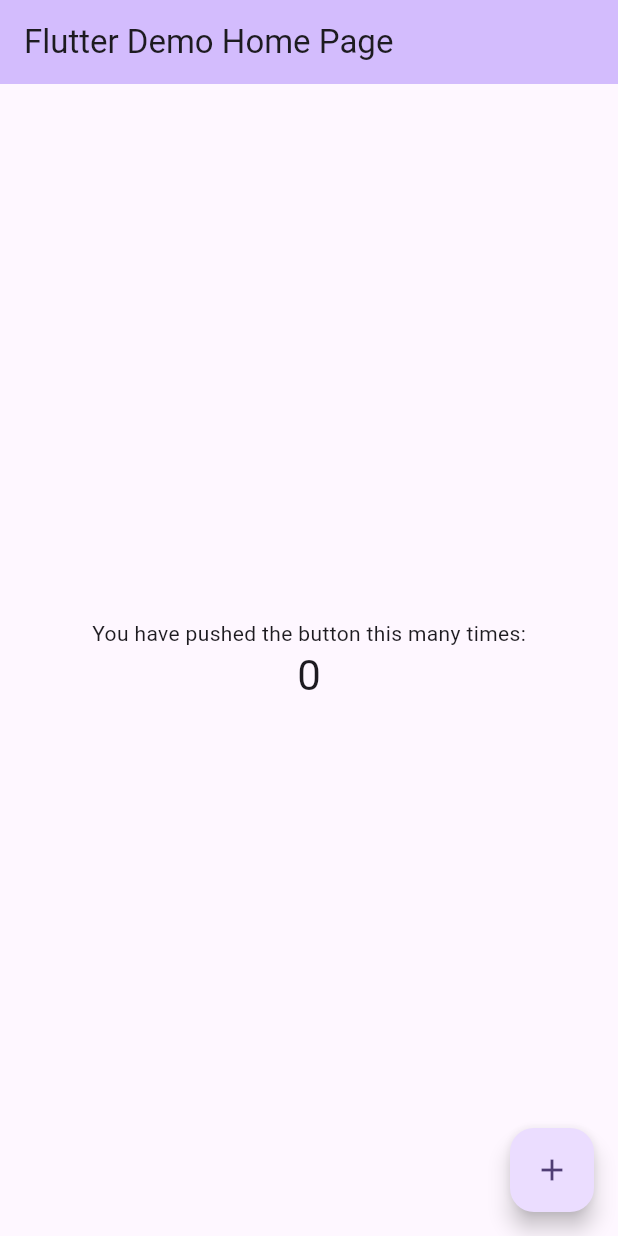
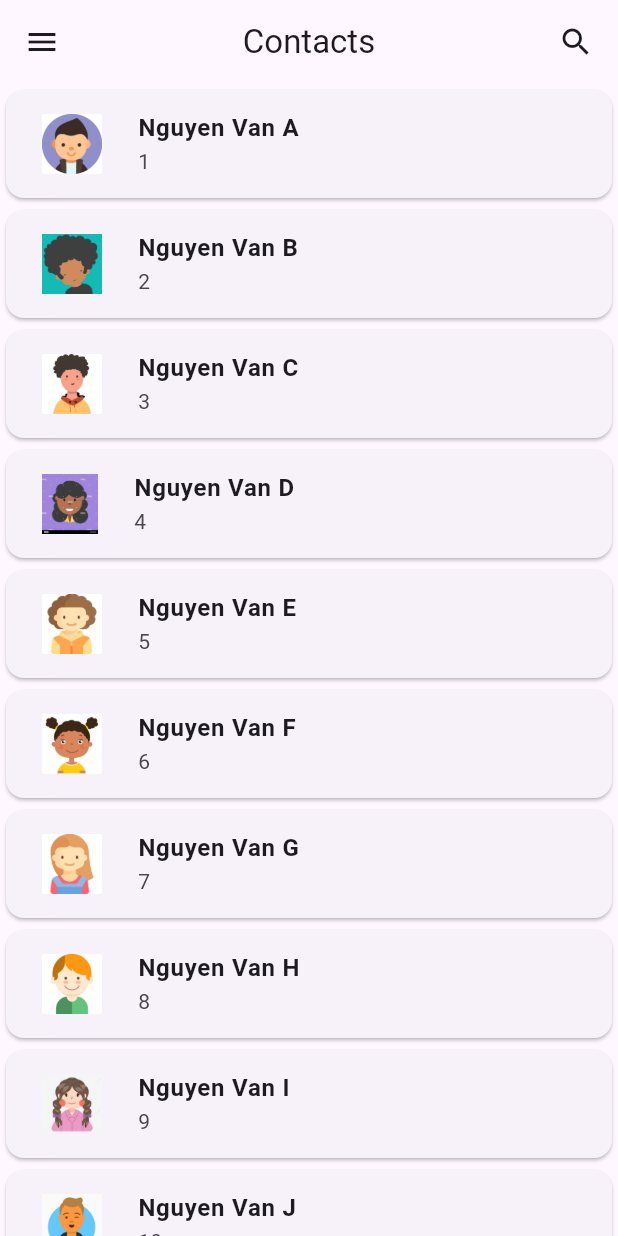
Before and after one commit to dath7/test, a Flutter app: the screen it shows after launch, on a phone screen of 412 x 824 dp. Run offline on Flutter 3.47's test engine with Material 3 defaults, Android fonts, the phone set to English and light mode, and no system bars.

Commit message:
basic func

```diff
--- a/lib/main.dart
+++ b/lib/main.dart
@@ -1,4 +1,6 @@
 import 'package:flutter/material.dart';
+import 'package:test_vais/screens/home_screen.dart';
+import 'package:test_vais/screens/login_screen.dart';
 
 void main() {
   runApp(const MyApp());
@@ -11,115 +13,12 @@ class MyApp extends StatelessWidget {
   @override
   Widget build(BuildContext context) {
     return MaterialApp(
-      title: 'Flutter Demo',
-      theme: ThemeData(
-        // This is the theme of your application.
-        //
-        // TRY THIS: Try running your application with "flutter run". You'll see
-        // the application has a purple toolbar. Then, without quitting the app,
-        // try changing the seedColor in the colorScheme below to Colors.green
-        // and then invoke "hot reload" (save your changes or press the "hot
-        // reload" button in a Flutter-supported IDE, or press "r" if you used
-        // the command line to start the app).
-        //
-        // Notice that the counter didn't reset back to zero; the application
-        // state is not lost during the reload. To reset the state, use hot
-        // restart instead.
-        //
-        // This works for code too, not just values: Most code changes can be
-        // tested with just a hot reload.
-        colorScheme: ColorScheme.fromSeed(seedColor: Colors.deepPurple),
-        useMaterial3: true,
-      ),
-      home: const MyHomePage(title: 'Flutter Demo Home Page'),
+      routes: {
+        "/home": (BuildContext context) => const LoginScreen(),
+        "/": (BuildContext context) => HomeScreen(),
+      },
+      theme: ThemeData.light(),
+      darkTheme: ThemeData.dark(),
     );
   }
 }
-
-class MyHomePage extends StatefulWidget {
-  const MyHomePage({super.key, required this.title});
-
-  // This widget is the home page of your application. It is stateful, meaning
-  // that it has a State object (defined below) that contains fields that affect
-  // how it looks.
-
-  // This class is the configuration for the state. It holds the values (in this
-  // case the title) provided by the parent (in this case the App widget) and
-  // used by the build method of the State. Fields in a Widget subclass are
-  // always marked "final".
-
-  final String title;
-
-  @override
-  State<MyHomePage> createState() => _MyHomePageState();
-}
-
-class _MyHomePageState extends State<MyHomePage> {
-  int _counter = 0;
-
-  void _incrementCounter() {
-    setState(() {
-      // This call to setState tells the Flutter framework that something has
-      // changed in this State, which causes it to rerun the build method below
-      // so that the display can reflect the updated values. If we changed
-      // _counter without calling setState(), then the build method would not be
-      // called again, and so nothing would appear to happen.
-      _counter++;
-    });
-  }
-
-  @override
-  Widget build(BuildContext context) {
-    // This method is rerun every time setState is called, for instance as done
-    // by the _incrementCounter method above.
-    //
-    // The Flutter framework has been optimized to make rerunning build methods
-    // fast, so that you can just rebuild anything that needs updating rather
-    // than having to individually change instances of widgets.
-    return Scaffold(
-      appBar: AppBar(
-        // TRY THIS: Try changing the color here to a specific color (to
-        // Colors.amber, perhaps?) and trigger a hot reload to see the AppBar
-        // change color while the other colors stay the same.
-        backgroundColor: Theme.of(context).colorScheme.inversePrimary,
-        // Here we take the value from the MyHomePage object that was created by
-        // the App.build method, and use it to set our appbar title.
-        title: Text(widget.title),
-      ),
-      body: Center(
-        // Center is a layout widget. It takes a single child and positions it
-        // in the middle of the parent.
-        child: Column(
-          // Column is also a layout widget. It takes a list of children and
-          // arranges them vertically. By default, it sizes itself to fit its
-          // children horizontally, and tries to be as tall as its parent.
-          //
-          // Column has various properties to control how it sizes itself and
-          // how it positions its children. Here we use mainAxisAlignment to
-          // center the children vertically; the main axis here is the vertical
-          // axis because Columns are vertical (the cross axis would be
-          // horizontal).
-          //
-          // TRY THIS: Invoke "debug painting" (choose the "Toggle Debug Paint"
-          // action in the IDE, or press "p" in the console), to see the
-          // wireframe for each widget.
-          mainAxisAlignment: MainAxisAlignment.center,
-          children: <Widget>[
-            const Text(
-              'You have pushed the button this many times:',
-            ),
-            Text(
-              '$_counter',
-              style: Theme.of(context).textTheme.headlineMedium,
-            ),
-          ],
-        ),
-      ),
-      floatingActionButton: FloatingActionButton(
-        onPressed: _incrementCounter,
-        tooltip: 'Increment',
-        child: const Icon(Icons.add),
-      ), // This trailing comma makes auto-formatting nicer for build methods.
-    );
-  }
-}
--- /dev/null
+++ b/lib/model/friend.dart
@@ -0,0 +1,6 @@
+class Friend {
+  final String name;
+  final String status;
+  final String avatar;
+  Friend({required this.name, required this.status, required this.avatar});
+}
--- /dev/null
+++ b/lib/screens/home_screen.dart
@@ -0,0 +1,50 @@
+import 'package:flutter/material.dart';
+import 'package:test_vais/model/friend.dart';
+
+class HomeScreen extends StatelessWidget {
+  final List<String> _names = List.generate(
+      10,
+      (index) =>
+          "Nguyen Van ${String.fromCharCode("A".codeUnitAt(0) + index)}"); // A-J
+  final List<String> _status =
+      List.generate(10, (index) => (index + 1).toString()); //0-9
+  late final List<Friend> _contacts = List.generate(
+      10,
+      (index) => Friend(
+          name: _names[index],
+          status: _status[index],
+          avatar: "assets/images/avatar/avatar$index.jpg"));
+
+  HomeScreen({super.key});
+
+  @override
+  Widget build(BuildContext context) {
+    return Scaffold(
+      appBar: AppBar(
+        title: const Row(
+          mainAxisAlignment: MainAxisAlignment.spaceBetween,
+          children: [Icon(Icons.menu), Text("Contacts"), Icon(Icons.search)],
+        ),
+      ),
+      body: ListView.builder(
+        itemCount: 10,
+        itemBuilder: (context, index) {
+          final friend = _contacts[index];
+          return Card(
+            child: ListTile(
+              subtitle: Text(friend.status),
+              title: Text(
+                friend.name,
+                style: const TextStyle(fontWeight: FontWeight.bold),
+              ),
+              leading: Container(
+                margin: const EdgeInsets.all(8.0),
+                child: Image.asset(friend.avatar),
+              ),
+            ),
+          );
+        },
+      ),
+    );
+  }
+}
--- a/pubspec.yaml
+++ b/pubspec.yaml
@@ -59,9 +59,9 @@ flutter:
   uses-material-design: true
 
   # To add assets to your application, add an assets section, like this:
-  # assets:
-  #   - images/a_dot_burr.jpeg
-  #   - images/a_dot_ham.jpeg
+  assets:
+    - assets/images/logo/
+    - assets/images/avatar/
 
   # An image asset can refer to one or more resolution-specific "variants", see
   # https://flutter.dev/assets-and-images/#resolution-aware
```
Also changed, not shown: lib/screens/login_screen.dart (added, +174 -0 lines), assets/images/avatar/avatar0.jpg (added), assets/images/avatar/avatar1.jpg (added), assets/images/avatar/avatar2.jpg (added), assets/images/avatar/avatar3.jpg (added), assets/images/avatar/avatar4.jpg (added), assets/images/avatar/avatar5.jpg (added), assets/images/avatar/avatar6.jpg (added), assets/images/avatar/avatar7.jpg (added), assets/images/avatar/avatar8.jpg (added), assets/images/avatar/avatar9.jpg (added), assets/images/logo/vais.jpg (added).
